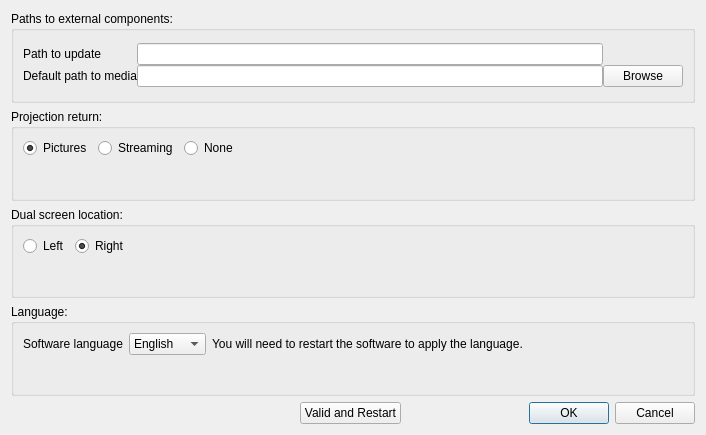
Before: the Qt Designer form src/settingswindow.ui in cinemaouvert/OPP, drawn with Qt 5.
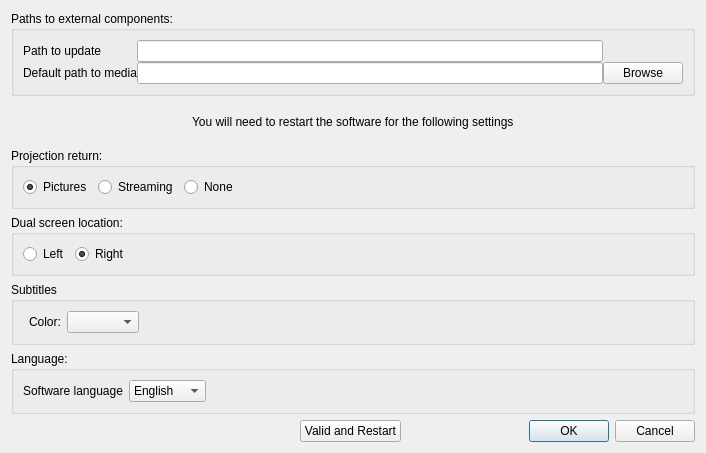
After: the same form once the commit is applied. Icons and pictures are not drawn.

Commit message: Add subtitle color

The edit to the form file:
```diff
--- a/src/settingswindow.ui
+++ b/src/settingswindow.ui
@@ -7,7 +7,7 @@
     <x>0</x>
     <y>0</y>
     <width>706</width>
-    <height>435</height>
+    <height>453</height>
    </rect>
   </property>
   <property name="windowTitle">
@@ -71,6 +71,46 @@
      </layout>
     </widget>
    </item>
+   <item>
+    <layout class="QHBoxLayout" name="horizontalLayout_8">
+     <property name="topMargin">
+      <number>0</number>
+     </property>
+     <item>
+      <spacer name="horizontalSpacer_3">
+       <property name="orientation">
+        <enum>Qt::Horizontal</enum>
+       </property>
+       <property name="sizeHint" stdset="0">
+        <size>
+         <width>40</width>
+         <height>20</height>
+        </size>
+       </property>
+      </spacer>
+     </item>
+     <item>
+      <widget class="QLabel" name="label_3">
+       <property name="text">
+        <string>You will need to restart the software for the following settings</string>
+       </property>
+      </widget>
+     </item>
+     <item>
+      <spacer name="horizontalSpacer_4">
+       <property name="orientation">
+        <enum>Qt::Horizontal</enum>
+       </property>
+       <property name="sizeHint" stdset="0">
+        <size>
+         <width>40</width>
+         <height>20</height>
+        </size>
+       </property>
+      </spacer>
+     </item>
+    </layout>
+   </item>
    <item>
     <widget class="QGroupBox" name="groupBox_4">
      <property name="title">
@@ -120,6 +160,9 @@
       <string>Dual screen location:</string>
      </property>
      <layout class="QFormLayout" name="formLayout">
+      <property name="fieldGrowthPolicy">
+       <enum>QFormLayout::AllNonFixedFieldsGrow</enum>
+      </property>
       <item row="0" column="0">
        <layout class="QHBoxLayout" name="horizontalLayout">
         <item>
@@ -152,6 +195,52 @@
      </layout>
     </widget>
    </item>
+   <item>
+    <widget class="QGroupBox" name="groupBox_5">
+     <property name="title">
+      <string>Subtitles</string>
+     </property>
+     <layout class="QFormLayout" name="formLayout_5">
+      <property name="fieldGrowthPolicy">
+       <enum>QFormLayout::AllNonFixedFieldsGrow</enum>
+      </property>
+      <item row="0" column="1">
+       <layout class="QHBoxLayout" name="horizontalLayout_7">
+        <item>
+         <widget class="QLabel" name="label_SubtitleColor">
+          <property name="text">
+           <string>Color:</string>
+          </property>
+         </widget>
+        </item>
+        <item>
+         <widget class="QComboBox" name="comboBox_SubtitleColor"/>
+        </item>
+        <item>
+         <layout class="QVBoxLayout" name="verticalLayout_4"/>
+        </item>
+        <item>
+         <layout class="QVBoxLayout" name="verticalLayout_3">
+          <item>
+           <spacer name="horizontalSpacer_2">
+            <property name="orientation">
+             <enum>Qt::Horizontal</enum>
+            </property>
+            <property name="sizeHint" stdset="0">
+             <size>
+              <width>40</width>
+              <height>20</height>
+             </size>
+            </property>
+           </spacer>
+          </item>
+         </layout>
+        </item>
+       </layout>
+      </item>
+     </layout>
+    </widget>
+   </item>
    <item>
     <widget class="QGroupBox" name="groupBox_2">
      <property name="title">
@@ -191,13 +280,6 @@
             </item>
            </widget>
           </item>
-          <item>
-           <widget class="QLabel" name="label">
-            <property name="text">
-             <string>You will need to restart the software to apply the language.</string>
-            </property>
-           </widget>
-          </item>
          </layout>
         </item>
        </layout>
```
The commit also changes 4 other files.
